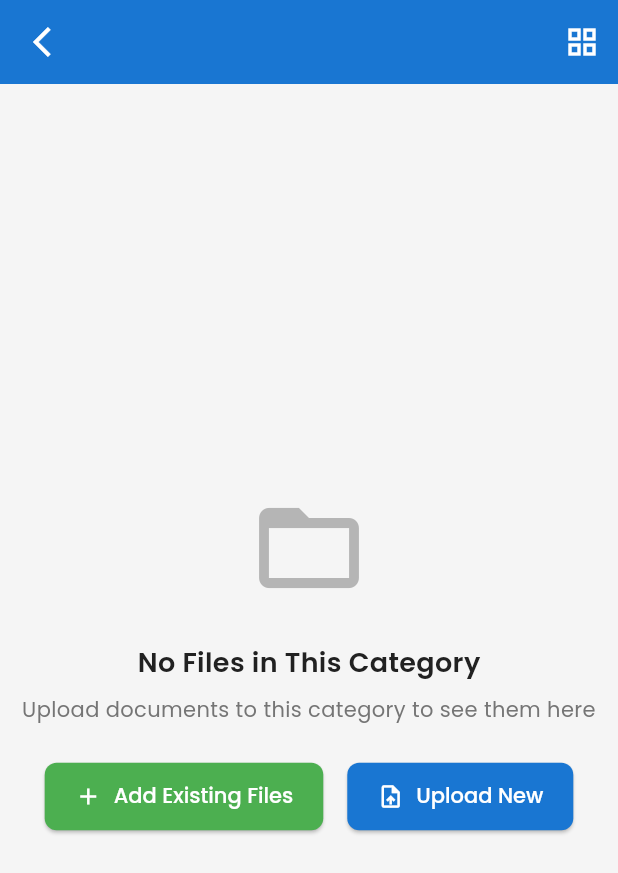
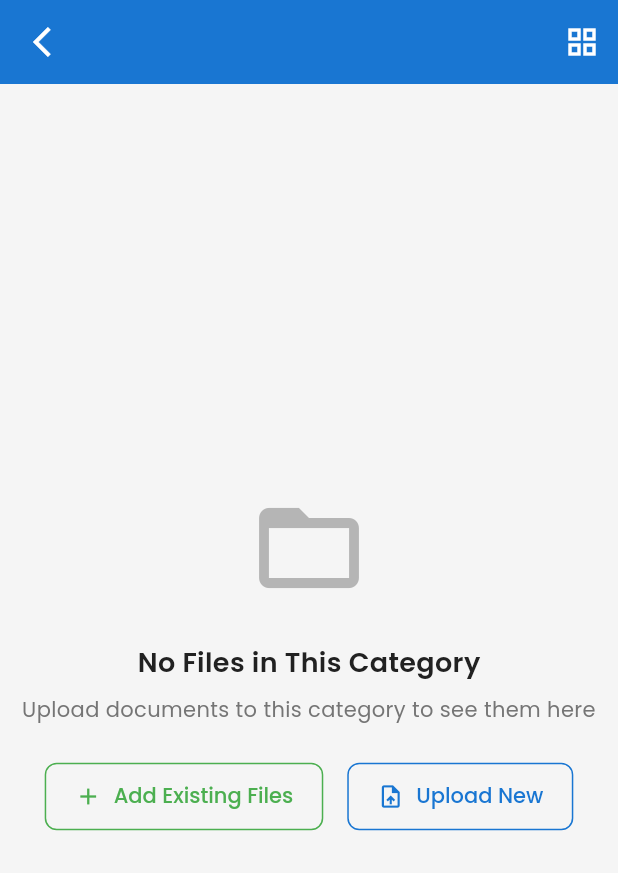
Before and after one commit to rahmathanifpurnama/management-document-app, a Flutter app: the CategoryFilesScreen screen opened directly with empty values, on a phone screen of 412 x 824 dp. Shown: the top 873 px of the screen. Run offline on Flutter 3.47's test engine with Material 3 defaults, Android fonts, the phone set to English and light mode, and no system bars; our stand-ins replace audioplayers, cached_network_image, cloud_firestore, cloud_functions, dio, firebase_auth and 15 more; missing offline and left inert: external_path, file_selector, firebase_app_check, flutter_pdfview, googleapis; accounts and stored records are empty.

Commit message:
delete minor feature and add feture in folder screen

```diff
--- a/lib/screens/category/category_files_screen.dart
+++ b/lib/screens/category/category_files_screen.dart
@@ -181,7 +181,13 @@ class _CategoryFilesScreenState extends State<CategoryFilesScreen> {
               builder: (context, documentProvider, child) {
                 final categoryDocuments = documentProvider
                     .getDocumentsByCategory(widget.category.id);
-                final filteredDocuments = _filterDocuments(categoryDocuments);
+                // Apply both DocumentProvider filters and local search
+                final providerFilteredDocs = documentProvider.documents
+                    .where((doc) => doc.category == widget.category.id)
+                    .toList();
+                final filteredDocuments = _filterDocuments(
+                  providerFilteredDocs,
+                );
 
                 if (categoryDocuments.isEmpty) {
                   return _buildEmptyState();
@@ -345,9 +351,11 @@ class _CategoryFilesScreenState extends State<CategoryFilesScreen> {
                       }
                     },
                     style: ElevatedButton.styleFrom(
-                      backgroundColor: AppColors.success,
-                      foregroundColor: AppColors.textWhite,
+                      backgroundColor: Colors.transparent,
+                      foregroundColor: AppColors.success,
                       padding: const EdgeInsets.symmetric(vertical: 8),
+                      elevation: 0,
+                      side: BorderSide(color: AppColors.success, width: 1),
                     ),
                     icon: const Icon(Icons.add, size: 16),
                     label: Text(
@@ -367,9 +375,11 @@ class _CategoryFilesScreenState extends State<CategoryFilesScreen> {
                       );
                     },
                     style: ElevatedButton.styleFrom(
-                      backgroundColor: AppColors.primary,
-                      foregroundColor: AppColors.textWhite,
+                      backgroundColor: Colors.transparent,
+                      foregroundColor: AppColors.primary,
                       padding: const EdgeInsets.symmetric(vertical: 8),
+                      elevation: 0,
+                      side: BorderSide(color: AppColors.primary, width: 1),
                     ),
                     icon: const Icon(Icons.upload, size: 16),
                     label: Text(
@@ -485,12 +495,14 @@ class _CategoryFilesScreenState extends State<CategoryFilesScreen> {
                   }
                 },
                 style: ElevatedButton.styleFrom(
-                  backgroundColor: AppColors.success,
-                  foregroundColor: AppColors.textWhite,
+                  backgroundColor: Colors.transparent,
+                  foregroundColor: AppColors.success,
                   padding: const EdgeInsets.symmetric(
                     horizontal: 20,
                     vertical: 12,
                   ),
+                  elevation: 0,
+                  side: BorderSide(color: AppColors.success, width: 1),
                 ),
                 icon: const Icon(Icons.add),
                 label: Text('Add Existing Files', style: GoogleFonts.poppins()),
@@ -505,12 +517,14 @@ class _CategoryFilesScreenState extends State<CategoryFilesScreen> {
                   );
                 },
                 style: ElevatedButton.styleFrom(
-                  backgroundColor: AppColors.primary,
-                  foregroundColor: AppColors.textWhite,
+                  backgroundColor: Colors.transparent,
+                  foregroundColor: AppColors.primary,
                   padding: const EdgeInsets.symmetric(
                     horizontal: 20,
                     vertical: 12,
                   ),
+                  elevation: 0,
+                  side: BorderSide(color: AppColors.primary, width: 1),
                 ),
                 icon: const Icon(Icons.upload_file),
                 label: Text('Upload New', style: GoogleFonts.poppins()),
@@ -530,7 +544,10 @@ class _CategoryFilesScreenState extends State<CategoryFilesScreen> {
     final spacing = 16.0;
     final headerHeight = 60.0; // Height for filter header
     final totalHeight =
-        (rows * itemHeight) + ((rows - 1) * spacing) + headerHeight + 32; // Add margin
+        (rows * itemHeight) +
+        ((rows - 1) * spacing) +
+        headerHeight +
+        32; // Add margin
 
     return Container(
       margin: const EdgeInsets.fromLTRB(
@@ -581,11 +598,7 @@ class _CategoryFilesScreenState extends State<CategoryFilesScreen> {
       ),
       child: Row(
         children: [
-          Icon(
-            Icons.grid_view,
-            color: AppColors.primary,
-            size: 20,
-          ),
+          Icon(Icons.grid_view, color: AppColors.primary, size: 20),
           const SizedBox(width: 8),
           Text(
             'Files',
@@ -617,10 +630,7 @@ class _CategoryFilesScreenState extends State<CategoryFilesScreen> {
             icon: const Icon(Icons.filter_list),
             color: AppColors.primary,
             tooltip: 'Filter Files',
-            constraints: const BoxConstraints(
-              minWidth: 40,
-              minHeight: 40,
-            ),
+            constraints: const BoxConstraints(minWidth: 40, minHeight: 40),
           ),
         ],
       ),
```
Also changed, not shown: lib/screens/common/home_screen.dart (+0 -8 lines).
